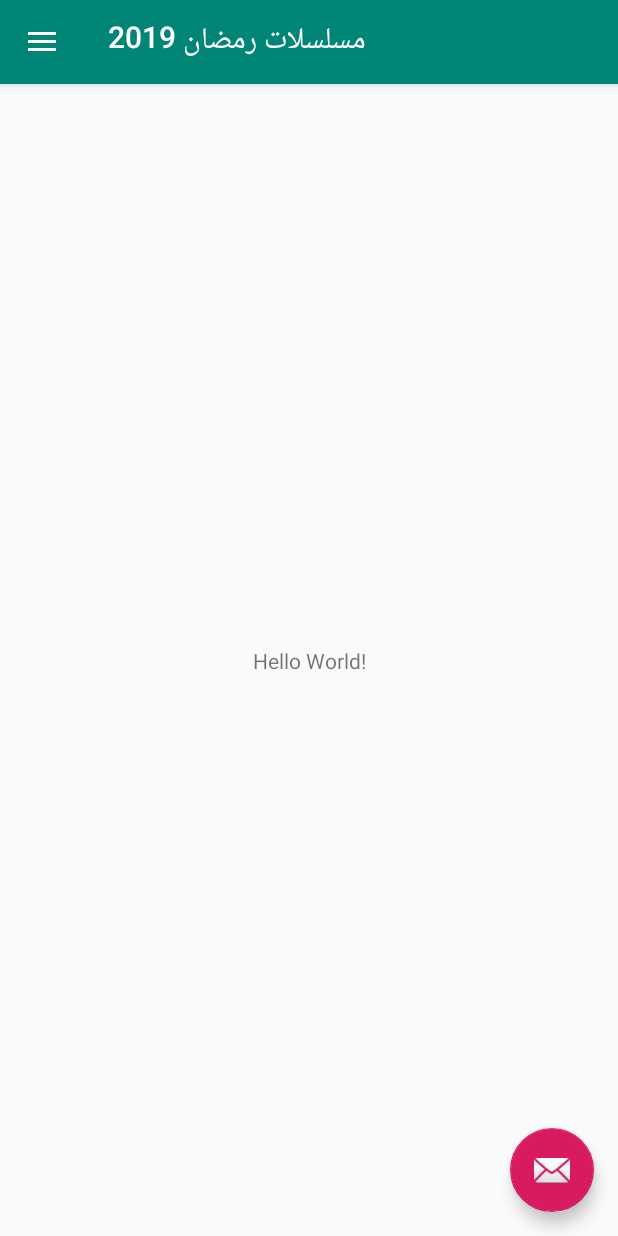
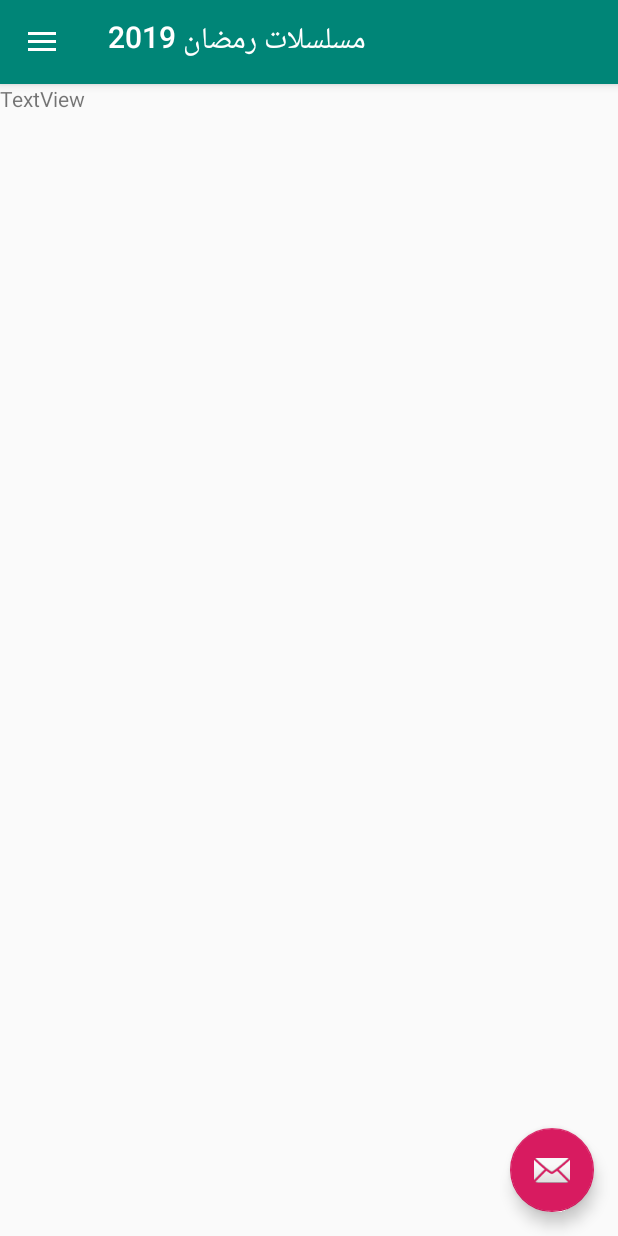
Before and after one commit to Abed-Murad/RamadanSeries2019, an Android app: the screen it shows after launch (MainActivity), on a phone screen of 412 x 824 dp. Run offline under Robolectric (Android 15) with nearby library versions, the phone set to English and light mode, and no system bars; our stand-ins replace data binding.

Commit message:
Add RecyclerView Dependcy to Porject

```diff
--- a/app/build.gradle
+++ b/app/build.gradle
@@ -35,4 +35,5 @@ dependencies {
     testImplementation 'junit:junit:4.12'
     androidTestImplementation 'com.android.support.test:runner:1.0.2'
     androidTestImplementation 'com.android.support.test.espresso:espresso-core:3.0.2'
+    implementation 'com.android.support:recyclerview-v7:28.0.0'
 }
--- a/app/src/main/res/layout/activity_main.xml
+++ b/app/src/main/res/layout/activity_main.xml
@@ -30,27 +30,7 @@
 
             </android.support.design.widget.AppBarLayout>
 
-
-            <android.support.constraint.ConstraintLayout xmlns:android="http://schemas.android.com/apk/res/android"
-                xmlns:app="http://schemas.android.com/apk/res-auto"
-                xmlns:tools="http://schemas.android.com/tools"
-                android:layout_width="match_parent"
-                android:layout_height="match_parent"
-                app:layout_behavior="@string/appbar_scrolling_view_behavior"
-                tools:context=".MainActivity"
-                tools:showIn="@layout/app_bar_main">
-
-                <TextView
-                    android:layout_width="wrap_content"
-                    android:layout_height="wrap_content"
-                    android:text="Hello World!"
-                    app:layout_constraintBottom_toBottomOf="parent"
-                    app:layout_constraintLeft_toLeftOf="parent"
-                    app:layout_constraintRight_toRightOf="parent"
-                    app:layout_constraintTop_toTopOf="parent" />
-
-            </android.support.constraint.ConstraintLayout>
-
+            <include layout="@layout/content_main" />
 
             <android.support.design.widget.FloatingActionButton
                 android:id="@+id/fab"
@@ -68,6 +48,7 @@
             android:layout_width="wrap_content"
             android:layout_height="match_parent"
             android:layout_gravity="start"
+            android:visibility="gone"
             android:fitsSystemWindows="true"
             app:headerLayout="@layout/nav_header_main"
             app:menu="@menu/activity_main_drawer" />
--- /dev/null
+++ b/app/src/main/res/layout/content_main.xml
@@ -0,0 +1,20 @@
+<?xml version="1.0" encoding="utf-8"?>
+
+
+<android.support.constraint.ConstraintLayout xmlns:android="http://schemas.android.com/apk/res/android"
+    xmlns:app="http://schemas.android.com/apk/res-auto"
+    xmlns:tools="http://schemas.android.com/tools"
+    android:layout_width="match_parent"
+    android:layout_height="match_parent"
+    app:layout_behavior="@string/appbar_scrolling_view_behavior"
+    tools:context=".MainActivity">
+
+
+    <TextView
+        android:id="@+id/textView2"
+        android:layout_width="wrap_content"
+        android:layout_height="wrap_content"
+        android:text="TextView"
+        tools:layout_editor_absoluteX="335dp"
+        tools:layout_editor_absoluteY="43dp" />
+</android.support.constraint.ConstraintLayout>
--- a/app/src/main/res/values/strings.xml
+++ b/app/src/main/res/values/strings.xml
@@ -2,8 +2,8 @@
     <string name="app_name">مسلسلات رمضان 2019</string>
     <string name="navigation_drawer_open">فتح القائمة الرئيسية</string>
     <string name="navigation_drawer_close">إغلاق القائمة الرئيسية</string>
-    <string name="nav_header_title">Android Studio</string>
-    <string name="nav_header_subtitle">android.studio@android.com</string>
-    <string name="nav_header_desc">Navigation header</string>
+    <string name="nav_header_title">@string/app_name</string>
+    <string name="nav_header_subtitle">@string/app_name</string>
+    <string name="nav_header_desc">ترويسة القائمة</string>
     <string name="action_settings">الإعدادات</string>
 </resources>
```
